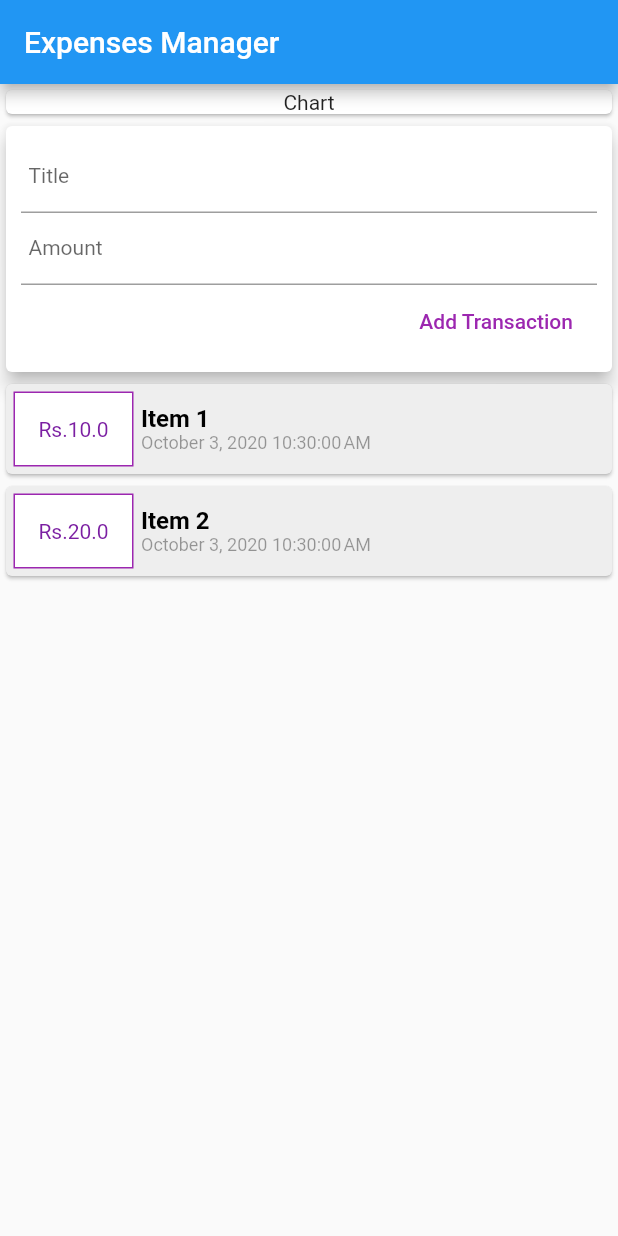
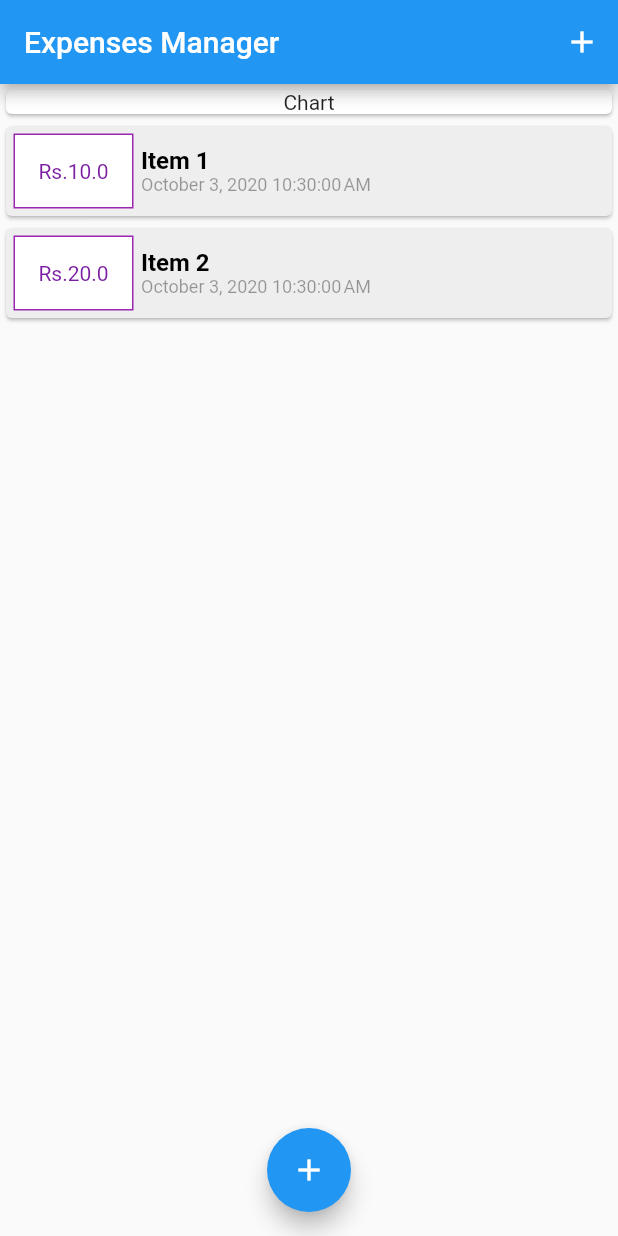
Before and after one commit to aditya2548/Expenses_Manager, a Flutter app: the screen it shows after launch, on a phone screen of 412 x 824 dp. Run offline on Flutter 3.47's test engine with Material 2 defaults, Android fonts, the phone set to English and light mode, and no system bars; our stand-ins replace fluttertoast.

Commit message:
Added Bottom Sheet to add new transaction

```diff
--- a/lib/main.dart
+++ b/lib/main.dart
@@ -1,4 +1,6 @@
-import 'package:Expenses_Manager/widgets/user_transactions.dart';
+import 'package:Expenses_Manager/models/transaction.dart';
+import 'package:Expenses_Manager/widgets/new_transaction.dart';
+import 'package:Expenses_Manager/widgets/transactions_list.dart';
 import 'package:flutter/material.dart';
 
 void main() => runApp(MyApp());
@@ -13,15 +15,61 @@ class MyApp extends StatelessWidget {
   }
 }
 
-class HomePage extends StatelessWidget {
-  final titleController = TextEditingController();
-  final amountController = TextEditingController();
+class HomePage extends StatefulWidget {
+  @override
+  _HomePageState createState() => _HomePageState();
+}
+
+class _HomePageState extends State<HomePage> {
+  //  List of transactions with some dummy transactions
+  final List<Transaction> _transactions = [
+    Transaction(
+      id: "t1",
+      title: "Item 1",
+      price: 10,
+      date: DateTime.now(),
+    ),
+    Transaction(
+      id: "t2",
+      title: "Item 2",
+      price: 20,
+      date: DateTime.now(),
+    ),
+  ];
+
+  //  Adds a new transaction to the list whenever Add Transaction is pressed or enter is pressed in keyboard
+  void _addNewTransaction(String txTitle, double txAmount) {
+    // Currently using current DateTime as transaction id
+    final newTx = Transaction(
+        id: DateTime.now().toString(),
+        title: txTitle,
+        price: txAmount,
+        date: DateTime.now());
+
+    setState(() {
+      _transactions.add(newTx);
+    });
+  }
+
+  void _startAddNewTransaction(BuildContext ctx) {
+    showModalBottomSheet(
+      context: ctx,
+      builder: (_) {
+        return NewTransaction(_addNewTransaction);
+      },
+    );
+  }
 
   @override
   Widget build(BuildContext context) {
     return Scaffold(
       appBar: AppBar(
         title: Text("Expenses Manager"),
+        actions: [
+          IconButton(
+              icon: Icon(Icons.add),
+              onPressed: () => _startAddNewTransaction(context)),
+        ],
       ),
       body: SingleChildScrollView(
         child: Column(
@@ -37,9 +85,14 @@ class HomePage extends StatelessWidget {
               ),
             ),
             // stateful widget which gets updated whenever new transaction is added
-            UserTransaction(),
+            TransactionList(_transactions),
           ],
         ),
+      ),
+      floatingActionButtonLocation: FloatingActionButtonLocation.centerFloat,
+      floatingActionButton: FloatingActionButton(
+        child: Icon(Icons.add),
+        onPressed: () => _startAddNewTransaction(context),
       ),
     );
   }
--- a/lib/widgets/new_transaction.dart
+++ b/lib/widgets/new_transaction.dart
@@ -4,14 +4,20 @@ import 'package:fluttertoast/fluttertoast.dart';
 //  Stateless widget to store the details of new transaction
 //  takes addTransaction function through constructor, which are passed through the stateful widget
 //  UserTransactions (connecting stateless widgets NewTransactions and TransactionsList )
-class NewTransaction extends StatelessWidget {
-  final titleController = TextEditingController();
-  final amountController = TextEditingController();
+class NewTransaction extends StatefulWidget {
   final Function _addTransaction;
 
   NewTransaction(this._addTransaction);
 
-  //  Function to be executed when enter(keyboard) or add transaction are pressed
+  @override
+  _NewTransactionState createState() => _NewTransactionState();
+}
+
+class _NewTransactionState extends State<NewTransaction> {
+  final titleController = TextEditingController();
+
+  final amountController = TextEditingController();
+
   void submitData() {
     //  Validating if entered data is correct
     //    ->  non empty title
@@ -31,7 +37,10 @@ class NewTransaction extends StatelessWidget {
           fontSize: 16.0);
       return;
     }
-    _addTransaction(titleController.text, double.parse(amountController.text));
+    widget._addTransaction(
+        titleController.text, double.parse(amountController.text));
+
+    Navigator.of(context).pop();
   }
 
   @override
--- a/lib/widgets/user_transactions.dart
+++ /dev/null
@@ -1,53 +0,0 @@
-import 'package:Expenses_Manager/models/transaction.dart';
-import 'package:Expenses_Manager/widgets/new_transaction.dart';
-import 'package:Expenses_Manager/widgets/transactions_list.dart';
-import 'package:flutter/material.dart';
-
-// stateful widget which gets updated whenever new transaction is added
-
-class UserTransaction extends StatefulWidget {
-  @override
-  _UserTransactionState createState() => _UserTransactionState();
-}
-
-class _UserTransactionState extends State<UserTransaction> {
-  //  List of transactions with some dummy transactions
-  final List<Transaction> _transactions = [
-    Transaction(
-      id: "t1",
-      title: "Item 1",
-      price: 10,
-      date: DateTime.now(),
-    ),
-    Transaction(
-      id: "t2",
-      title: "Item 2",
-      price: 20,
-      date: DateTime.now(),
-    ),
-  ];
-
-  //  Adds a new transaction to the list whenever Add Transaction is pressed or enter is pressed in keyboard
-  void _addNewTransaction(String txTitle, double txAmount) {
-    // Currently using current DateTime as transaction id
-    final newTx = Transaction(
-        id: DateTime.now().toString(),
-        title: txTitle,
-        price: txAmount,
-        date: DateTime.now());
-
-    setState(() {
-      _transactions.add(newTx);
-    });
-  }
-
-  @override
-  Widget build(BuildContext context) {
-    return Column(
-      children: <Widget>[
-        NewTransaction(_addNewTransaction),
-        TransactionList(_transactions),
-      ],
-    );
-  }
-}
```
Also changed, not shown: pubspec.lock.
